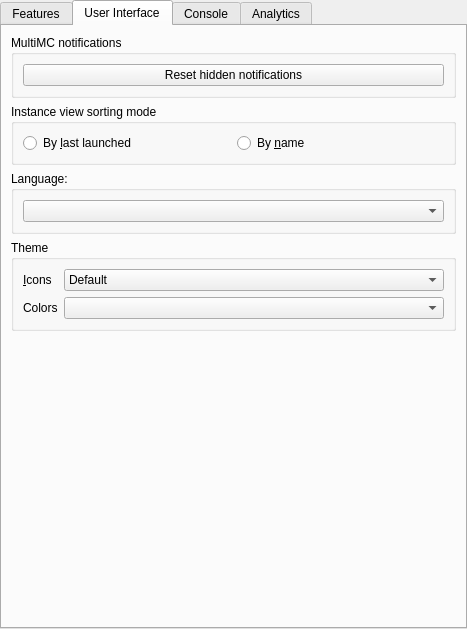
Qt form application/pages/global/MultiMCPage.ui (FreesmTeam/FreesmLauncher) before a commit.
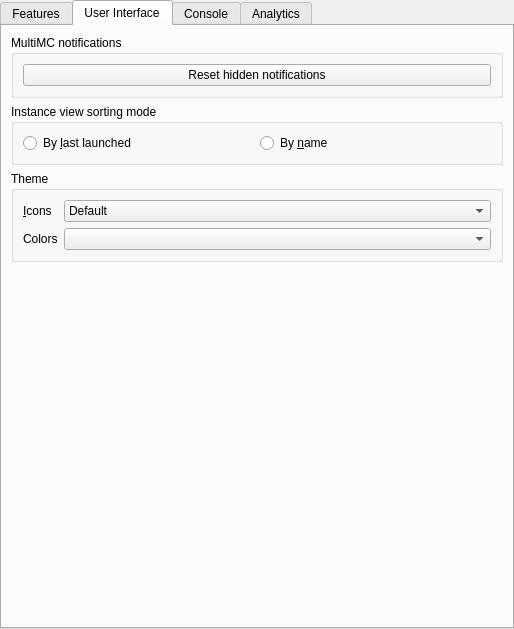
The same form after that commit. The open tabs and pages were chosen to show the change.

Commit message: NOISSUE tweak UI geometry and remove old language selection

The edit to the form file:
```diff
--- a/application/pages/global/MultiMCPage.ui
+++ b/application/pages/global/MultiMCPage.ui
@@ -6,7 +6,7 @@
    <rect>
     <x>0</x>
     <y>0</y>
-    <width>467</width>
+    <width>514</width>
     <height>629</height>
    </rect>
   </property>
@@ -228,18 +228,6 @@
          </layout>
         </widget>
        </item>
-       <item>
-        <widget class="QGroupBox" name="groupBox_2">
-         <property name="title">
-          <string>Language:</string>
-         </property>
-         <layout class="QVBoxLayout" name="verticalLayout">
-          <item>
-           <widget class="QComboBox" name="languageBox"/>
-          </item>
-         </layout>
-        </widget>
-       </item>
        <item>
         <widget class="QGroupBox" name="themeBox">
          <property name="title">
```
Left out of the diff: 1 changed line with no effect on the pictures. The commit also changes 8 other files.
